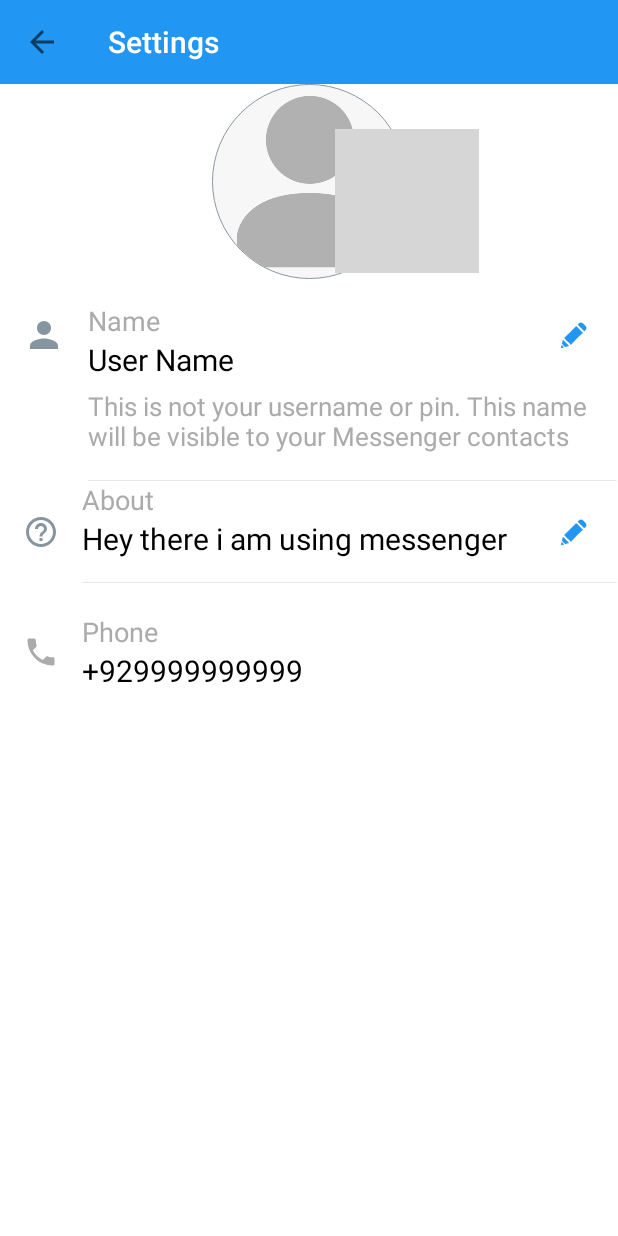
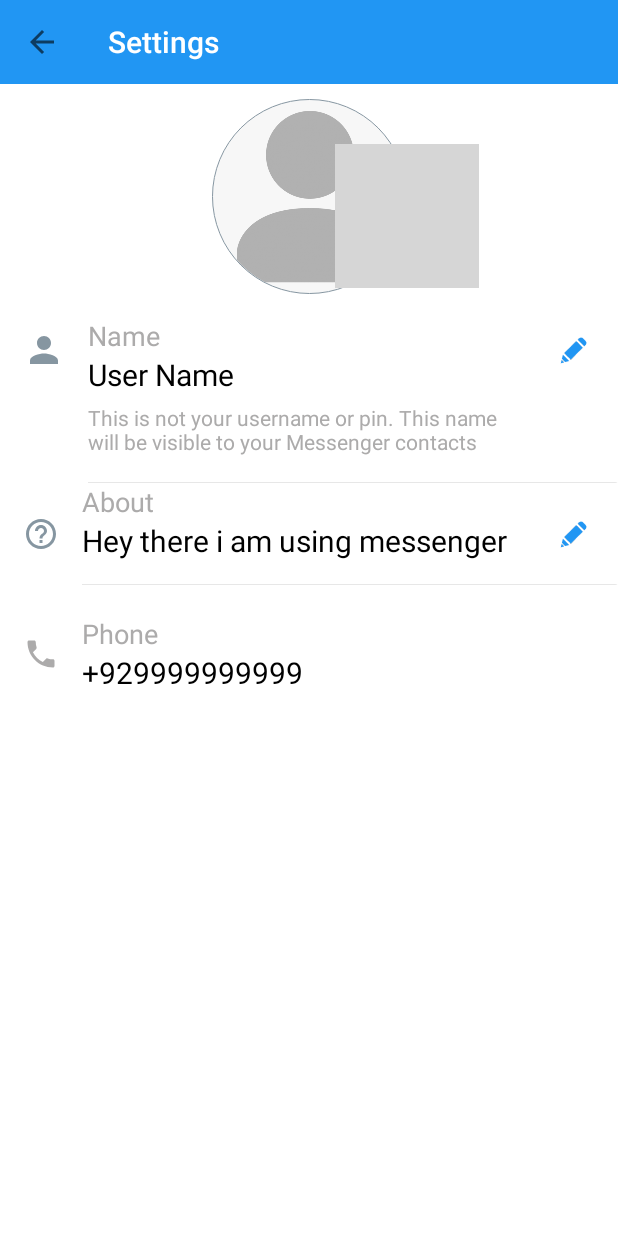
Before and after one commit to zeeshantaj/Massenger_App, an Android app: the fragment Setting_Profile_Fragment placed in its activity, on a phone screen of 412 x 824 dp. Run offline under Robolectric (Android 15) with nearby library versions, the phone set to English and light mode, and no system bars; our stand-ins replace CircleImageView, Firebase (no records; nobody signed in at launch, a user with empty details on screens opened directly); grey boxes are pictures that could not be loaded.

Commit message:
third7 commit

```diff
--- a/app/src/main/java/com/example/massenger_application/Login/Setup_Profile_Fragment.java
+++ b/app/src/main/java/com/example/massenger_application/Login/Setup_Profile_Fragment.java
@@ -36,6 +36,7 @@ import com.google.android.gms.tasks.OnSuccessListener;
 import com.google.android.gms.tasks.Task;
 import com.google.android.material.textfield.TextInputEditText;
 import com.google.firebase.auth.FirebaseAuth;
+import com.google.firebase.auth.FirebaseUser;
 import com.google.firebase.database.DatabaseReference;
 import com.google.firebase.database.FirebaseDatabase;
 import com.google.firebase.storage.FirebaseStorage;
--- a/app/src/main/java/com/example/massenger_application/Settings/Setting_Profile_Fragment.java
+++ b/app/src/main/java/com/example/massenger_application/Settings/Setting_Profile_Fragment.java
@@ -4,15 +4,30 @@ import android.os.Bundle;
 import android.view.LayoutInflater;
 import android.view.View;
 import android.view.ViewGroup;
+import android.widget.TextView;
+import android.widget.Toast;
 
 import androidx.annotation.NonNull;
 import androidx.annotation.Nullable;
+import androidx.cardview.widget.CardView;
 import androidx.constraintlayout.widget.ConstraintLayout;
 import androidx.fragment.app.Fragment;
 import androidx.fragment.app.FragmentManager;
 
+import com.bumptech.glide.Glide;
 import com.example.massenger_application.FragmentUtil.FragmentUtils;
+import com.example.massenger_application.Model.Users;
 import com.example.massenger_application.R;
+import com.example.massenger_application.Utils.FirebaseUtils;
+import com.google.android.gms.tasks.OnFailureListener;
+import com.google.android.gms.tasks.OnSuccessListener;
+import com.google.firebase.firestore.DocumentReference;
+import com.google.firebase.firestore.DocumentSnapshot;
+import com.google.firebase.firestore.auth.User;
+
+import org.w3c.dom.Text;
+
+import de.hdodenhof.circleimageview.CircleImageView;
 
 public class Setting_Profile_Fragment extends Fragment {
     @Nullable
@@ -21,10 +36,63 @@ public class Setting_Profile_Fragment extends Fragment {
         return inflater.inflate(R.layout.setting_profile_fragment,container,false);
     }
 
+    private TextView name,status,number;
+    private CircleImageView imageView;
+    private CardView userNameCard,statusCard;
       @Override
     public void onViewCreated(@NonNull View view, @Nullable Bundle savedInstanceState) {
         super.onViewCreated(view, savedInstanceState);
 
+        name = view.findViewById(R.id.textView2);
+        status = view.findViewById(R.id.textView6);
+        imageView = view.findViewById(R.id.circleImageView2);
+        number = view.findViewById(R.id.textView9);
+        userNameCard = view.findViewById(R.id.userNameCard);
+        statusCard = view.findViewById(R.id.statusCard);
 
-    }
+          DocumentReference userRef = FirebaseUtils.currentUserDetails();
+          userRef.get().addOnSuccessListener(new OnSuccessListener<DocumentSnapshot>() {
+              @Override
+              public void onSuccess(DocumentSnapshot documentSnapshot) {
+                  Users users = documentSnapshot.toObject(Users.class);
+                  if (users != null) {
+                      name.setText(users.getName());
+                      status.setText(users.getStatus());
+                      number.setText(users.getPhoneNumber());
+                      Glide.with(getActivity())
+                              .load(users.getImage())
+                              .into(imageView);
+                  }
+                  else {
+                      Toast.makeText(getActivity(), "User is not exist", Toast.LENGTH_SHORT).show();
+                  }
+              }
+          }).addOnFailureListener(new OnFailureListener() {
+              @Override
+              public void onFailure(@NonNull Exception e) {
+                  Toast.makeText(getActivity(), "Error "+e.getLocalizedMessage(), Toast.LENGTH_SHORT).show();
+              }
+          });
+
+          setNameBottomSheet();
+          setStatusBottomSheet();
+      }
+
+      private void setNameBottomSheet(){
+          userNameCard.setOnClickListener(new View.OnClickListener() {
+              @Override
+              public void onClick(View v) {
+
+              }
+          });
+      }
+      private void setStatusBottomSheet(){
+          statusCard.setOnClickListener(new View.OnClickListener() {
+              @Override
+              public void onClick(View v) {
+
+              }
+          });
+      }
+
 }
--- a/app/src/main/java/com/example/massenger_application/Utils/FirebaseUtils.java
+++ b/app/src/main/java/com/example/massenger_application/Utils/FirebaseUtils.java
@@ -17,10 +17,13 @@ public class FirebaseUtils {
         return FirebaseFirestore.getInstance().collection("users").document(currentUserId());
     }
 
+
     public static CollectionReference allUserCollectionReference(){
         return FirebaseFirestore.getInstance().collection("users");
 
     }
+
+
 
     public static DocumentReference getChatRoomReference(String chatRoomId) {
         return FirebaseFirestore.getInstance().collection("chatrooms").document(chatRoomId);
--- a/app/src/main/res/layout/setting_profile_fragment.xml
+++ b/app/src/main/res/layout/setting_profile_fragment.xml
@@ -11,6 +11,7 @@
         android:id="@+id/circleImageView2"
         android:layout_width="130dp"
         android:layout_height="130dp"
+        android:layout_marginTop="10dp"
         android:src="@drawable/place_holder"
         app:civ_border_color="@color/greyTxt"
         app:civ_border_width="0.2dp"
@@ -33,7 +34,7 @@
         app:tint="@color/white" />
 
     <androidx.cardview.widget.CardView
-        android:id="@+id/cardView"
+        android:id="@+id/userNameCard"
         android:layout_width="match_parent"
         android:layout_height="wrap_content"
         android:layout_marginTop="15dp"
@@ -98,7 +99,7 @@
                 android:layout_marginTop="5dp"
                 android:text="This is not your username or pin. This name\nwill be visible to your Messenger contacts"
                 android:textColor="@color/grey1"
-                android:textSize="17sp"
+                android:textSize="14sp"
                 app:layout_constraintEnd_toEndOf="parent"
                 app:layout_constraintStart_toStartOf="@+id/textView2"
                 app:layout_constraintTop_toBottomOf="@+id/textView2" />
@@ -115,7 +116,7 @@
     </androidx.cardview.widget.CardView>
 
     <androidx.cardview.widget.CardView
-        android:id="@+id/cardView2"
+        android:id="@+id/statusCard"
         android:layout_width="match_parent"
         android:layout_height="wrap_content"
         android:clickable="true"
@@ -124,7 +125,7 @@
         app:cardElevation="0dp"
         app:layout_constraintEnd_toEndOf="parent"
         app:layout_constraintStart_toStartOf="parent"
-        app:layout_constraintTop_toBottomOf="@+id/cardView">
+        app:layout_constraintTop_toBottomOf="@+id/userNameCard">
 
         <androidx.constraintlayout.widget.ConstraintLayout
             android:layout_width="match_parent"
@@ -198,7 +199,7 @@
         android:layout_marginTop="20sp"
         app:layout_constraintEnd_toEndOf="parent"
         app:layout_constraintStart_toStartOf="parent"
-        app:layout_constraintTop_toBottomOf="@+id/cardView2">
+        app:layout_constraintTop_toBottomOf="@+id/statusCard">
 
         <androidx.constraintlayout.widget.ConstraintLayout
             android:layout_width="match_parent"
```
Also changed, not shown: app/src/main/java/com/example/massenger_application/Model/Users.java (+11 -2 lines).
